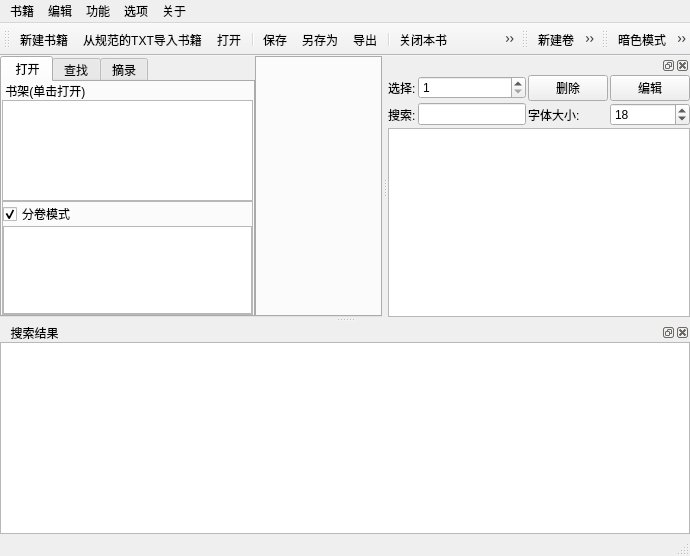
Before: the Qt Designer form mainwindow.ui in shg1969/Book-Editor, drawn with Qt 5.
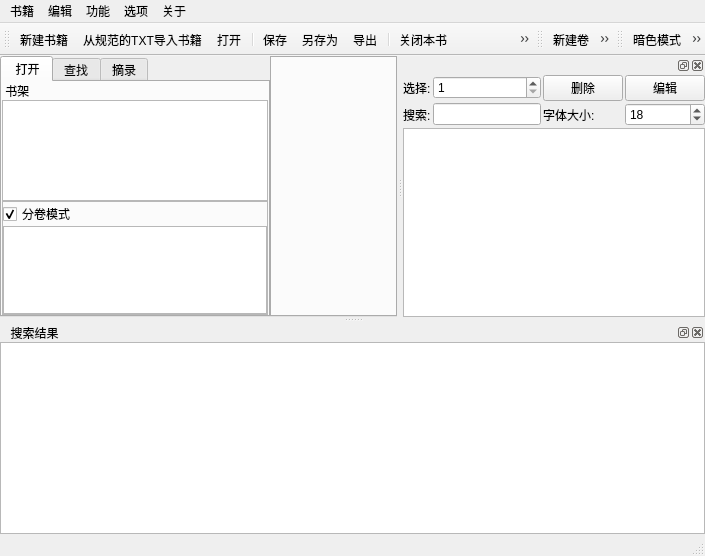
After: the same form once the commit is applied. Icons and pictures are not drawn.

What changed in the file:
```diff
--- a/mainwindow.ui
+++ b/mainwindow.ui
@@ -6,7 +6,7 @@
    <rect>
     <x>0</x>
     <y>0</y>
-    <width>690</width>
+    <width>705</width>
     <height>556</height>
    </rect>
   </property>
@@ -77,7 +77,7 @@
          <item>
           <widget class="QLabel" name="label">
            <property name="text">
-            <string> 书架(单击打开)</string>
+            <string> 书架</string>
            </property>
           </widget>
          </item>
@@ -418,7 +418,7 @@
     <rect>
      <x>0</x>
      <y>0</y>
-     <width>690</width>
+     <width>705</width>
      <height>29</height>
     </rect>
    </property>
```
